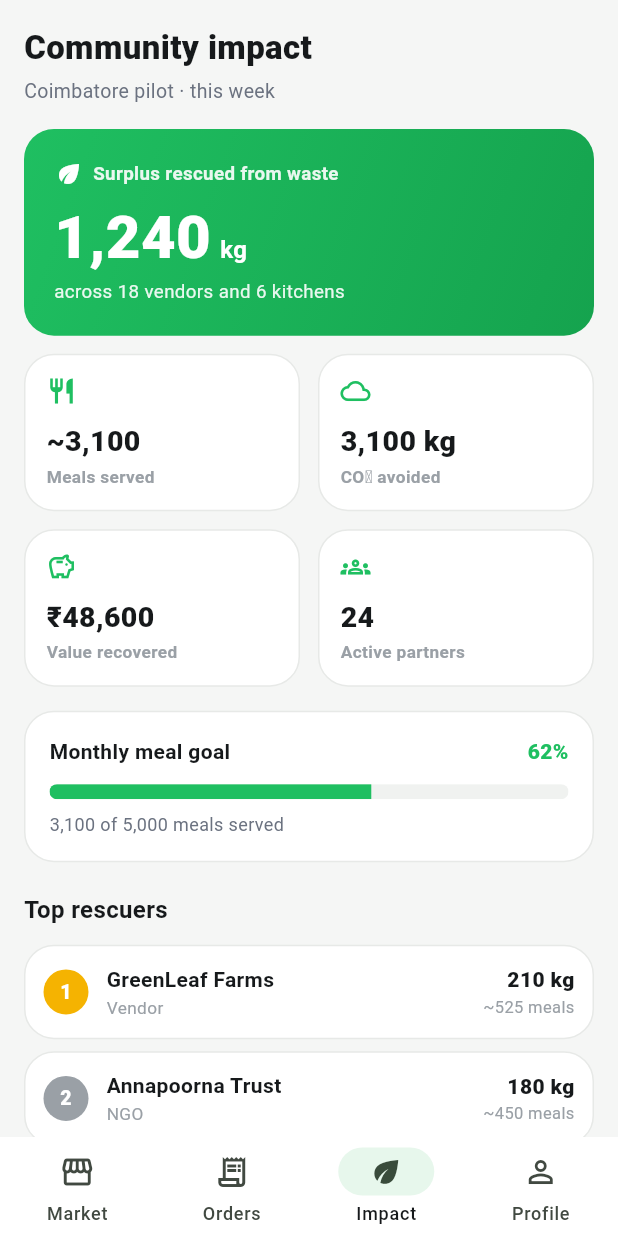
After one commit to smriti51818/Revivo, a Flutter app: the ImpactScreen screen opened by its route, on a phone screen of 412 x 824 dp. The commit adds this screen. Run offline on Flutter 3.47's test engine with Material 3 defaults, Android fonts, the phone set to English and light mode, and no system bars; our stand-ins replace flutter_riverpod, go_router, image_picker.

Commit message:
feat(impact): community impact dashboard + leaderboard (M10)
- ImpactSummary/LeaderboardEntry domain + in-memory repo (seeded pilot totals)
- FutureProvider for impact data
- Impact screen: gradient hero (kg rescued), metric tiles (meals, CO2, value, partners),
  monthly meal-goal progress bar, ranked Top Rescuers leaderboard with medals
- Shared thousands-separator formatter (formatCount)
- Router: buyer + cook Impact tabs wired (placeholders removed)

```diff
--- a/app/lib/core/format.dart
+++ b/app/lib/core/format.dart
@@ -9,3 +9,14 @@ String formatKg(double value) {
   final whole = value == value.roundToDouble();
   return '${whole ? value.toStringAsFixed(0) : value.toStringAsFixed(1)} kg';
 }
+
+/// Groups an integer with thousands separators, e.g. 48600 -> "48,600".
+String formatCount(num value) {
+  final digits = value.round().abs().toString();
+  final buf = StringBuffer(value < 0 ? '-' : '');
+  for (var i = 0; i < digits.length; i++) {
+    if (i > 0 && (digits.length - i) % 3 == 0) buf.write(',');
+    buf.write(digits[i]);
+  }
+  return buf.toString();
+}
--- a/app/lib/core/router/app_router.dart
+++ b/app/lib/core/router/app_router.dart
@@ -13,6 +13,7 @@ import '../../features/buyer/domain/order.dart';
 import '../../features/buyer/order_confirmed_screen.dart';
 import '../../features/buyer/product_details_screen.dart';
 import '../../features/cook/cook_inbox_screen.dart';
+import '../../features/impact/impact_screen.dart';
 import '../../features/seller/add_listing_screen.dart';
 import '../../features/seller/seller_dashboard_screen.dart';
 import '../../features/shared/placeholder_screen.dart';
@@ -121,10 +122,7 @@ final routerProvider = Provider<GoRouter>((ref) {
         branches: [
           _branch('/buyer/home', const BuyerMarketScreen()),
           _branch('/buyer/orders', const BuyerOrdersScreen()),
-          _branch('/buyer/impact', const PlaceholderScreen(
-              title: 'Impact',
-              icon: Icons.eco_outlined,
-              message: 'Savings vs market price and surplus utilised (M10).')),
+          _branch('/buyer/impact', const ImpactScreen()),
           _branch('/buyer/profile', const PlaceholderScreen(
               title: 'Profile',
               icon: Icons.person_outline,
@@ -153,10 +151,7 @@ final routerProvider = Provider<GoRouter>((ref) {
         ),
         branches: [
           _branch('/cook/inbox', const CookInboxScreen()),
-          _branch('/cook/impact', const PlaceholderScreen(
-              title: 'Impact',
-              icon: Icons.eco_outlined,
-              message: 'Rescues accepted, kg transformed, meals served (M10).')),
+          _branch('/cook/impact', const ImpactScreen()),
           _branch('/cook/profile', const PlaceholderScreen(
               title: 'Profile',
               icon: Icons.person_outline,
--- /dev/null
+++ b/app/lib/features/impact/application/impact_providers.dart
@@ -0,0 +1,12 @@
+import 'package:flutter_riverpod/flutter_riverpod.dart';
+
+import '../data/impact_repository.dart';
+import '../domain/impact.dart';
+
+final impactRepositoryProvider = Provider<ImpactRepository>(
+  (ref) => InMemoryImpactRepository(),
+);
+
+final impactProvider = FutureProvider<ImpactData>(
+  (ref) => ref.read(impactRepositoryProvider).fetchImpact(),
+);
--- /dev/null
+++ b/app/lib/features/impact/data/impact_repository.dart
@@ -0,0 +1,55 @@
+import '../domain/impact.dart';
+
+abstract class ImpactRepository {
+  Future<ImpactData> fetchImpact();
+}
+
+class InMemoryImpactRepository implements ImpactRepository {
+  @override
+  Future<ImpactData> fetchImpact() async {
+    await Future.delayed(const Duration(milliseconds: 300));
+    return const ImpactData(
+      summary: ImpactSummary(
+        kgRescued: 1240,
+        mealsServed: 3100,
+        co2SavedKg: 3100, // ~2.5 kg CO2e avoided per kg of food saved
+        moneySaved: 48600,
+        activeVendors: 18,
+        activeNgos: 6,
+        mealsGoal: 5000,
+      ),
+      leaderboard: [
+        LeaderboardEntry(
+            rank: 1,
+            name: 'GreenLeaf Farms',
+            role: 'Vendor',
+            kg: 210,
+            meals: 525),
+        LeaderboardEntry(
+            rank: 2,
+            name: 'Annapoorna Trust',
+            role: 'NGO',
+            kg: 180,
+            meals: 450),
+        LeaderboardEntry(
+            rank: 3,
+            name: 'Kovai Fresh Mart',
+            role: 'Vendor',
+            kg: 156,
+            meals: 390),
+        LeaderboardEntry(
+            rank: 4,
+            name: 'Sunrise Organics',
+            role: 'Vendor',
+            kg: 132,
+            meals: 330),
+        LeaderboardEntry(
+            rank: 5,
+            name: 'Seva Kitchen',
+            role: 'NGO',
+            kg: 120,
+            meals: 300),
+      ],
+    );
+  }
+}
--- /dev/null
+++ b/app/lib/features/impact/domain/impact.dart
@@ -0,0 +1,50 @@
+/// Network-wide impact for the Coimbatore pilot. Numbers are aggregated
+/// server-side from delivered rescues and completed orders; seeded here for
+/// the demo and swapped for a live query after deploy.
+class ImpactSummary {
+  const ImpactSummary({
+    required this.kgRescued,
+    required this.mealsServed,
+    required this.co2SavedKg,
+    required this.moneySaved,
+    required this.activeVendors,
+    required this.activeNgos,
+    required this.mealsGoal,
+  });
+
+  final double kgRescued;
+  final int mealsServed;
+  final double co2SavedKg;
+  final double moneySaved;
+  final int activeVendors;
+  final int activeNgos;
+  final int mealsGoal;
+
+  double get goalProgress =>
+      mealsGoal <= 0 ? 0 : (mealsServed / mealsGoal).clamp(0, 1).toDouble();
+}
+
+/// A ranked contributor on the impact leaderboard.
+class LeaderboardEntry {
+  const LeaderboardEntry({
+    required this.rank,
+    required this.name,
+    required this.role,
+    required this.kg,
+    required this.meals,
+  });
+
+  final int rank;
+  final String name;
+  final String role;
+  final double kg;
+  final int meals;
+}
+
+/// Bundle read by the impact screen.
+class ImpactData {
+  const ImpactData({required this.summary, required this.leaderboard});
+
+  final ImpactSummary summary;
+  final List<LeaderboardEntry> leaderboard;
+}
--- /dev/null
+++ b/app/lib/features/impact/impact_screen.dart
@@ -0,0 +1,312 @@
+import 'package:flutter/material.dart';
+import 'package:flutter_riverpod/flutter_riverpod.dart';
+
+import '../../core/format.dart';
+import '../../core/theme/app_colors.dart';
+import '../../core/theme/app_spacing.dart';
+import '../../core/widgets/app_card.dart';
+import '../../core/widgets/section_header.dart';
+import 'application/impact_providers.dart';
+import 'domain/impact.dart';
+
+class ImpactScreen extends ConsumerWidget {
+  const ImpactScreen({super.key});
+
+  @override
+  Widget build(BuildContext context, WidgetRef ref) {
+    final impact = ref.watch(impactProvider);
+
+    return Scaffold(
+      body: SafeArea(
+        child: RefreshIndicator(
+          onRefresh: () => ref.refresh(impactProvider.future),
+          child: ListView(
+            padding: const EdgeInsets.all(AppSpacing.screen),
+            children: [
+              const Text(
+                'Community impact',
+                style: TextStyle(fontSize: 22, fontWeight: FontWeight.w800),
+              ),
+              const SizedBox(height: 4),
+              const Text(
+                'Coimbatore pilot · this week',
+                style: TextStyle(fontSize: 13, color: AppColors.textSecondary),
+              ),
+              const SizedBox(height: AppSpacing.lg),
+              impact.when(
+                loading: () => const Padding(
+                  padding: EdgeInsets.only(top: 48),
+                  child: Center(child: CircularProgressIndicator()),
+                ),
+                error: (e, _) => Padding(
+                  padding: const EdgeInsets.only(top: 32),
+                  child: Center(child: Text('Could not load impact: $e')),
+                ),
+                data: (data) => _content(data),
+              ),
+            ],
+          ),
+        ),
+      ),
+    );
+  }
+
+  Widget _content(ImpactData data) {
+    final s = data.summary;
+    return Column(
+      crossAxisAlignment: CrossAxisAlignment.start,
+      children: [
+        _hero(s),
+        const SizedBox(height: AppSpacing.md),
+        Row(
+          children: [
+            Expanded(
+              child: _metric(Icons.restaurant, '~${formatCount(s.mealsServed)}',
+                  'Meals served'),
+            ),
+            const SizedBox(width: AppSpacing.md),
+            Expanded(
+              child: _metric(Icons.cloud_outlined,
+                  '${formatCount(s.co2SavedKg)} kg', 'CO₂ avoided'),
+            ),
+          ],
+        ),
+        const SizedBox(height: AppSpacing.md),
+        Row(
+          children: [
+            Expanded(
+              child: _metric(Icons.savings_outlined,
+                  '₹${formatCount(s.moneySaved)}', 'Value recovered'),
+            ),
+            const SizedBox(width: AppSpacing.md),
+            Expanded(
+              child: _metric(Icons.groups_outlined,
+                  '${s.activeVendors + s.activeNgos}', 'Active partners'),
+            ),
+          ],
+        ),
+        const SizedBox(height: AppSpacing.lg),
+        _goalCard(s),
+        const SizedBox(height: AppSpacing.xl),
+        const SectionHeader(title: 'Top rescuers'),
+        const SizedBox(height: AppSpacing.md),
+        for (final e in data.leaderboard) ...[
+          _LeaderRow(entry: e),
+          const SizedBox(height: AppSpacing.sm),
+        ],
+      ],
+    );
+  }
+
+  Widget _hero(ImpactSummary s) {
+    return Container(
+      width: double.infinity,
+      padding: const EdgeInsets.all(AppSpacing.xl),
+      decoration: BoxDecoration(
+        gradient: const LinearGradient(
+          colors: [AppColors.primary, AppColors.primaryDark],
+          begin: Alignment.topLeft,
+          end: Alignment.bottomRight,
+        ),
+        borderRadius: BorderRadius.circular(AppRadius.lg),
+      ),
+      child: Column(
+        crossAxisAlignment: CrossAxisAlignment.start,
+        children: [
+          Row(
+            children: [
+              const Icon(Icons.eco, color: Colors.white, size: 20),
+              const SizedBox(width: 6),
+              Text(
+                'Surplus rescued from waste',
+                style: TextStyle(
+                  color: Colors.white.withValues(alpha: 0.9),
+                  fontSize: 12.5,
+                  fontWeight: FontWeight.w600,
+                ),
+              ),
+            ],
+          ),
+          const SizedBox(height: AppSpacing.md),
+          Row(
+            crossAxisAlignment: CrossAxisAlignment.baseline,
+            textBaseline: TextBaseline.alphabetic,
+            children: [
+              Text(
+                formatCount(s.kgRescued),
+                style: const TextStyle(
+                  color: Colors.white,
+                  fontSize: 40,
+                  fontWeight: FontWeight.w800,
+                  height: 1,
+                ),
+              ),
+              const SizedBox(width: 6),
+              const Padding(
+                padding: EdgeInsets.only(bottom: 4),
+                child: Text(
+                  'kg',
+                  style: TextStyle(
+                    color: Colors.white,
+                    fontSize: 16,
+                    fontWeight: FontWeight.w700,
+                  ),
+                ),
+              ),
+            ],
+          ),
+          const SizedBox(height: 4),
+          Text(
+            'across ${s.activeVendors} vendors and ${s.activeNgos} kitchens',
+            style: TextStyle(
+              color: Colors.white.withValues(alpha: 0.9),
+              fontSize: 12.5,
+            ),
+          ),
+        ],
+      ),
+    );
+  }
+
+  Widget _metric(IconData icon, String value, String label) {
+    return AppCard(
+      padding: const EdgeInsets.all(14),
+      child: Column(
+        crossAxisAlignment: CrossAxisAlignment.start,
+        children: [
+          Icon(icon, size: 20, color: AppColors.primary),
+          const SizedBox(height: 10),
+          Text(
+            value,
+            style: const TextStyle(fontSize: 19, fontWeight: FontWeight.w800),
+          ),
+          const SizedBox(height: 2),
+          Text(
+            label,
+            style: const TextStyle(
+                fontSize: 11.5,
+                fontWeight: FontWeight.w600,
+                color: AppColors.textMuted),
+          ),
+        ],
+      ),
+    );
+  }
+
+  Widget _goalCard(ImpactSummary s) {
+    return AppCard(
+      child: Column(
+        crossAxisAlignment: CrossAxisAlignment.start,
+        children: [
+          Row(
+            mainAxisAlignment: MainAxisAlignment.spaceBetween,
+            children: [
+              const Text(
+                'Monthly meal goal',
+                style: TextStyle(fontSize: 14, fontWeight: FontWeight.w700),
+              ),
+              Text(
+                '${(s.goalProgress * 100).round()}%',
+                style: const TextStyle(
+                    fontSize: 14,
+                    fontWeight: FontWeight.w800,
+                    color: AppColors.primary),
+              ),
+            ],
+          ),
+          const SizedBox(height: AppSpacing.md),
+          ClipRRect(
+            borderRadius: BorderRadius.circular(AppRadius.pill),
+            child: LinearProgressIndicator(
+              value: s.goalProgress,
+              minHeight: 10,
+              backgroundColor: AppColors.surfaceAlt,
+              valueColor: const AlwaysStoppedAnimation(AppColors.primary),
+            ),
+          ),
+          const SizedBox(height: 8),
+          Text(
+            '${formatCount(s.mealsServed)} of ${formatCount(s.mealsGoal)} meals served',
+            style: const TextStyle(fontSize: 12, color: AppColors.textSecondary),
+          ),
+        ],
+      ),
+    );
+  }
+}
+
+class _LeaderRow extends StatelessWidget {
+  const _LeaderRow({required this.entry});
+  final LeaderboardEntry entry;
+
+  Color get _medal => switch (entry.rank) {
+        1 => const Color(0xFFF5B301),
+        2 => const Color(0xFF9AA0A6),
+        3 => const Color(0xFFCD7F32),
+        _ => AppColors.surfaceAlt,
+      };
+
+  @override
+  Widget build(BuildContext context) {
+    final medalled = entry.rank <= 3;
+    return AppCard(
+      padding: const EdgeInsets.symmetric(
+          horizontal: AppSpacing.md, vertical: 12),
+      child: Row(
+        children: [
+          Container(
+            width: 30,
+            height: 30,
+            alignment: Alignment.center,
+            decoration: BoxDecoration(
+              color: medalled ? _medal : AppColors.surfaceAlt,
+              shape: BoxShape.circle,
+            ),
+            child: Text(
+              '${entry.rank}',
+              style: TextStyle(
+                fontSize: 13,
+                fontWeight: FontWeight.w800,
+                color: medalled ? Colors.white : AppColors.textSecondary,
+              ),
+            ),
+          ),
+          const SizedBox(width: AppSpacing.md),
+          Expanded(
+            child: Column(
+              crossAxisAlignment: CrossAxisAlignment.start,
+              children: [
+                Text(
+                  entry.name,
+                  style: const TextStyle(
+                      fontSize: 14, fontWeight: FontWeight.w700),
+                ),
+                const SizedBox(height: 1),
+                Text(
+                  entry.role,
+                  style: const TextStyle(
+                      fontSize: 11.5, color: AppColors.textMuted),
+                ),
+              ],
+            ),
+          ),
+          Column(
+            crossAxisAlignment: CrossAxisAlignment.end,
+            children: [
+              Text(
+                '${formatCount(entry.kg)} kg',
+                style: const TextStyle(
+                    fontSize: 14, fontWeight: FontWeight.w800),
+              ),
+              Text(
+                '~${formatCount(entry.meals)} meals',
+                style: const TextStyle(
+                    fontSize: 11, color: AppColors.textMuted),
+              ),
+            ],
+          ),
+        ],
+      ),
+    );
+  }
+}
```
